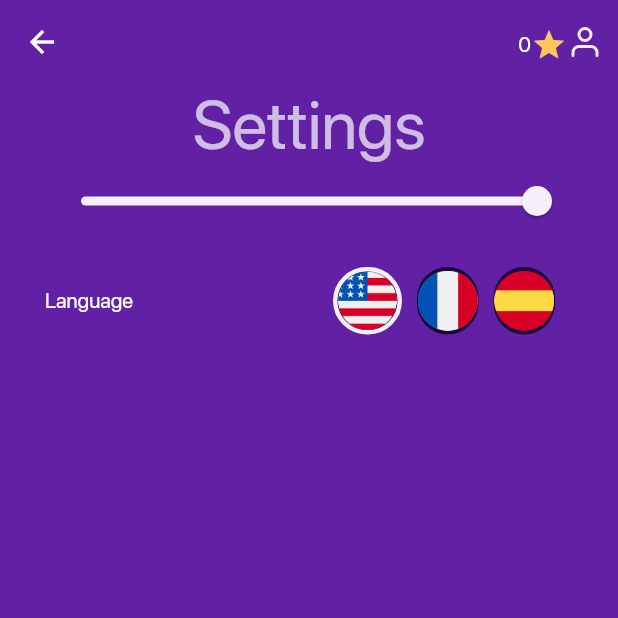
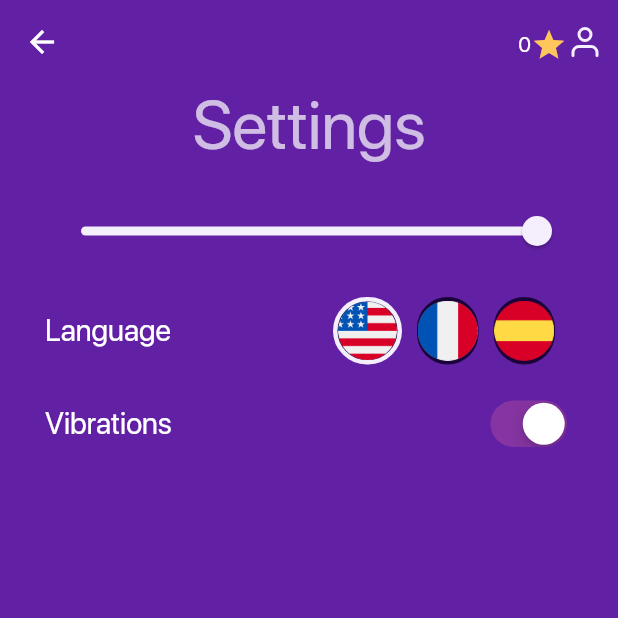
Before and after one commit to gdelataillade/tempoloco, a Flutter app: the TabView screen opened by its route, after a tap on an icon or button, on a phone screen of 412 x 824 dp, the top half of it. Run offline on Flutter 3.47's test engine with Material 2 defaults, Android fonts, the phone set to English and light mode, and no system bars; our stand-ins replace cloud_firestore, copy_with_extension, custom_navigation_bar, email_validator, firebase_auth, firebase_core and 8 more; missing offline and left inert: multiavatar, spotify; accounts and stored records are empty; generated files the repository leaves out were written again.

Commit message:
♻️ Move vibration logic to helper

```diff
--- a/lib/controller/user_controller.dart
+++ b/lib/controller/user_controller.dart
@@ -1,9 +1,9 @@
 import 'package:flutter/material.dart';
-import 'package:flutter/services.dart';
 import 'package:get/get.dart';
 import 'package:tempoloco/model/user.dart';
 import 'package:tempoloco/service/auth.dart';
 import 'package:tempoloco/service/database.dart';
+import 'package:tempoloco/utils/helper.dart';
 
 class UserController extends GetxController {
   final Rx<User> user;
@@ -20,7 +20,7 @@ class UserController extends GetxController {
   bool enoughStars(int price) => user.value.nbStars >= price;
 
   Future<void> likeTrack(String trackId) async {
-    HapticFeedback.mediumImpact();
+    Helper.hapticFeedback();
 
     final favorites = user.value.favorites;
 
@@ -72,7 +72,6 @@ class UserController extends GetxController {
     ).toJson());
   }
 
-  // TODO: Implement this feature
   Future<void> addFriend(String friendId) async {
     debugPrint('===> [TabViewState] Adding friend $friendId');
     await DB.updateUser(user.value.copyWith(
--- a/lib/presentation/common/widget/track_card.dart
+++ b/lib/presentation/common/widget/track_card.dart
@@ -1,8 +1,8 @@
 import 'package:flutter/material.dart';
-import 'package:flutter/services.dart';
 import 'package:get/get.dart';
 import 'package:tempoloco/presentation/screen/tabview/tab_view_state.dart';
 import 'package:tempoloco/theme.dart';
+import 'package:tempoloco/utils/helper.dart';
 
 class TrackCard extends StatelessWidget {
   final String title;
@@ -38,7 +38,7 @@ class TrackCard extends StatelessWidget {
 
     return GestureDetector(
       onTap: () {
-        HapticFeedback.selectionClick();
+        Helper.hapticFeedback();
         onPress();
       },
       child: Container(
--- a/lib/presentation/screen/home/widget/artist_item.dart
+++ b/lib/presentation/screen/home/widget/artist_item.dart
@@ -1,5 +1,5 @@
 import 'package:flutter/material.dart';
-import 'package:flutter/services.dart';
+import 'package:tempoloco/utils/helper.dart';
 
 class HomeArtistItem extends StatelessWidget {
   final String name;
@@ -19,7 +19,7 @@ class HomeArtistItem extends StatelessWidget {
   Widget build(BuildContext context) {
     return GestureDetector(
       onTap: () {
-        HapticFeedback.selectionClick();
+        Helper.hapticFeedback();
         onTap();
       },
       child: Column(
--- a/lib/presentation/screen/library/library.dart
+++ b/lib/presentation/screen/library/library.dart
@@ -1,9 +1,9 @@
 import 'package:flutter/material.dart';
-import 'package:flutter/services.dart';
 import 'package:tempoloco/presentation/screen/library/widget/artists.dart';
 import 'package:tempoloco/presentation/screen/library/widget/favorite.dart';
 import 'package:tempoloco/presentation/screen/library/widget/tracks.dart';
 import 'package:tempoloco/theme.dart';
+import 'package:tempoloco/utils/helper.dart';
 
 class LibraryScreen extends StatefulWidget {
   const LibraryScreen({Key? key}) : super(key: key);
@@ -47,7 +47,7 @@ class _LibraryScreenState extends State<LibraryScreen>
                 controller: tabController,
                 indicatorColor: ktempoPurple,
                 onTap: (index) {
-                  HapticFeedback.selectionClick();
+                  Helper.hapticFeedback();
                   setState(() => selectedIndex = index);
                 },
                 tabs: [
--- a/lib/presentation/screen/search/widget/history.dart
+++ b/lib/presentation/screen/search/widget/history.dart
@@ -9,7 +9,6 @@ import 'package:tempoloco/utils/helper.dart';
 class History extends StatelessWidget {
   const History({Key? key}) : super(key: key);
 
-  // TODO: Fix uncaught exception - bad state element
   List<Track> buildHistoryTracks(TabViewState state) {
     final List<String> historyIds =
         state.user.history.map((e) => e['trackId'] as String).toList();
--- a/lib/presentation/screen/search/widget/tab_bar.dart
+++ b/lib/presentation/screen/search/widget/tab_bar.dart
@@ -1,11 +1,11 @@
 import 'package:flutter/material.dart';
-import 'package:flutter/services.dart';
 import 'package:get/get.dart';
 import 'package:tempoloco/presentation/screen/search/widget/history.dart';
 import 'package:tempoloco/presentation/screen/search/widget/results_artist.dart';
 import 'package:tempoloco/presentation/screen/search/widget/results_track.dart';
 import 'package:tempoloco/presentation/screen/tabview/tab_view_state.dart';
 import 'package:tempoloco/theme.dart';
+import 'package:tempoloco/utils/helper.dart';
 
 class SearchResultsTabBar extends StatefulWidget {
   const SearchResultsTabBar({Key? key}) : super(key: key);
@@ -59,7 +59,7 @@ class _SearchResultsTabBarState extends State<SearchResultsTabBar>
                       controller: tabController,
                       indicatorColor: ktempoPurple,
                       onTap: (index) {
-                        HapticFeedback.selectionClick();
+                        Helper.hapticFeedback();
                         setState(() => selectedIndex = index);
                       },
                       tabs: [
--- a/lib/presentation/screen/settings/settings.dart
+++ b/lib/presentation/screen/settings/settings.dart
@@ -1,12 +1,13 @@
 import 'package:flutter/material.dart';
-import 'package:flutter/services.dart';
 import 'package:flutter_feather_icons/flutter_feather_icons.dart';
 import 'package:get/get.dart';
 import 'package:tempoloco/controller/user_controller.dart';
 import 'package:tempoloco/presentation/screen/settings/settings_state.dart';
+import 'package:tempoloco/presentation/screen/settings/widgets/virbations.dart';
 import 'package:tempoloco/presentation/screen/settings/widgets/language.dart';
 import 'package:tempoloco/presentation/screen/settings/widgets/volume_slider.dart';
 import 'package:tempoloco/theme.dart';
+import 'package:tempoloco/utils/helper.dart';
 
 class Settings extends StatelessWidget {
   const Settings({Key? key}) : super(key: key);
@@ -20,7 +21,7 @@ class Settings extends StatelessWidget {
         actions: <Widget>[
           GestureDetector(
             onTap: () {
-              HapticFeedback.selectionClick();
+              Helper.hapticFeedback();
               Get.offAllNamed('/profile');
             },
             child: Row(
@@ -54,9 +55,12 @@ class Settings extends StatelessWidget {
                   "Settings",
                   style: Theme.of(context).textTheme.headline3,
                 ),
+                const SizedBox(height: 20),
                 const SettingsVolumeSlider(),
                 const SizedBox(height: 20),
                 const SettingsLanguage(),
+                const SizedBox(height: 20),
+                const SettingsVibrations(),
               ],
             ),
           );
--- a/lib/presentation/screen/settings/settings_state.dart
+++ b/lib/presentation/screen/settings/settings_state.dart
@@ -5,6 +5,7 @@ import 'package:tempoloco/utils/helper.dart';
 
 class SettingsState extends GetxController {
   Rx<String> language = Helper.getLanguage().obs;
+  Rx<bool> vibrations = Helper.hasVibrations().obs;
 
   void saveVolume(double volume) {
     debugPrint("[Settings] Setting volume to $volume");
@@ -16,4 +17,10 @@ class SettingsState extends GetxController {
     await Storage.writeData('settings', 'language', value);
     language.value = value;
   }
+
+  void toggleVibrations(bool value) {
+    debugPrint("[Settings] Setting vibrations to $value");
+    Storage.writeData('settings', 'vibrate', value);
+    vibrations.value = value;
+  }
 }
--- a/lib/presentation/screen/settings/widgets/language.dart
+++ b/lib/presentation/screen/settings/widgets/language.dart
@@ -17,7 +17,7 @@ class SettingsLanguage extends StatelessWidget {
     return Row(
       mainAxisAlignment: MainAxisAlignment.spaceBetween,
       children: [
-        const Text("Language"),
+        Text("Language", style: Theme.of(context).textTheme.titleLarge),
         SizedBox(
           height: 45,
           width: supportedLanguages.length * (flagSize + 2 * margin),
--- /dev/null
+++ b/lib/presentation/screen/settings/widgets/virbations.dart
@@ -0,0 +1,28 @@
+import 'package:flutter/cupertino.dart';
+import 'package:flutter/material.dart';
+import 'package:get/get.dart';
+import 'package:tempoloco/presentation/screen/settings/settings_state.dart';
+import 'package:tempoloco/theme.dart';
+
+class SettingsVibrations extends StatelessWidget {
+  const SettingsVibrations({Key? key}) : super(key: key);
+
+  @override
+  Widget build(BuildContext context) {
+    final state = Get.find<SettingsState>();
+
+    return Row(
+      mainAxisAlignment: MainAxisAlignment.spaceBetween,
+      children: [
+        Text("Vibrations", style: Theme.of(context).textTheme.titleLarge),
+        Obx(
+          () => CupertinoSwitch(
+            value: state.vibrations.value,
+            onChanged: state.toggleVibrations,
+            activeColor: ktempoPink,
+          ),
+        ),
+      ],
+    );
+  }
+}
--- a/lib/presentation/screen/tabview/tab_view.dart
+++ b/lib/presentation/screen/tabview/tab_view.dart
@@ -1,6 +1,5 @@
 import 'package:custom_navigation_bar/custom_navigation_bar.dart';
 import 'package:flutter/material.dart';
-import 'package:flutter/services.dart';
 import 'package:flutter_feather_icons/flutter_feather_icons.dart';
 import 'package:get/get.dart';
 import 'package:tempoloco/presentation/common/widget/loading.dart';
@@ -9,6 +8,7 @@ import 'package:tempoloco/presentation/screen/library/library.dart';
 import 'package:tempoloco/presentation/screen/search/search.dart';
 import 'package:tempoloco/presentation/screen/tabview/tab_view_state.dart';
 import 'package:tempoloco/theme.dart';
+import 'package:tempoloco/utils/helper.dart';
 
 class TabView extends StatefulWidget {
   const TabView({Key? key}) : super(key: key);
@@ -42,14 +42,14 @@ class _TabViewState extends State<TabView> with SingleTickerProviderStateMixin {
                   splashColor: Colors.transparent,
                   icon: const Icon(FeatherIcons.settings),
                   onPressed: () {
-                    HapticFeedback.selectionClick();
+                    Helper.hapticFeedback();
                     Get.toNamed('/settings');
                   },
                 ),
                 actions: [
                   GestureDetector(
                     onTap: () {
-                      HapticFeedback.selectionClick();
+                      Helper.hapticFeedback();
                       Get.toNamed('/profile');
                     },
                     child: Row(
@@ -60,14 +60,14 @@ class _TabViewState extends State<TabView> with SingleTickerProviderStateMixin {
                           splashColor: Colors.transparent,
                           icon: const Icon(Icons.emoji_events_outlined),
                           onPressed: () {
-                            HapticFeedback.selectionClick();
+                            Helper.hapticFeedback();
                           },
                         ),
                         IconButton(
                           splashColor: Colors.transparent,
                           icon: const Icon(FeatherIcons.user),
                           onPressed: () {
-                            HapticFeedback.selectionClick();
+                            Helper.hapticFeedback();
                             Get.toNamed('/profile');
                           },
                         ),
@@ -98,7 +98,7 @@ class _TabViewState extends State<TabView> with SingleTickerProviderStateMixin {
                   scaleCurve: Curves.easeInOut,
                   currentIndex: selectedIndex,
                   onTap: (index) {
-                    HapticFeedback.selectionClick();
+                    Helper.hapticFeedback();
                     setState(() {
                       tabController.animateTo(index);
                       selectedIndex = index;
--- a/lib/utils/helper.dart
+++ b/lib/utils/helper.dart
@@ -31,6 +31,13 @@ class Helper {
       Storage.readData('settings', 'language') ??
       Platform.localeName.split('_').first ??
       'en';
+
+  static bool hasVibrations() =>
+      Storage.readData('settings', 'vibrate') ?? true;
+
+  static void hapticFeedback() {
+    if (hasVibrations()) HapticFeedback.selectionClick();
+  }
 
   static int getPrice(int popularity) {
     double price = (popularity + 1) / 5;
```
